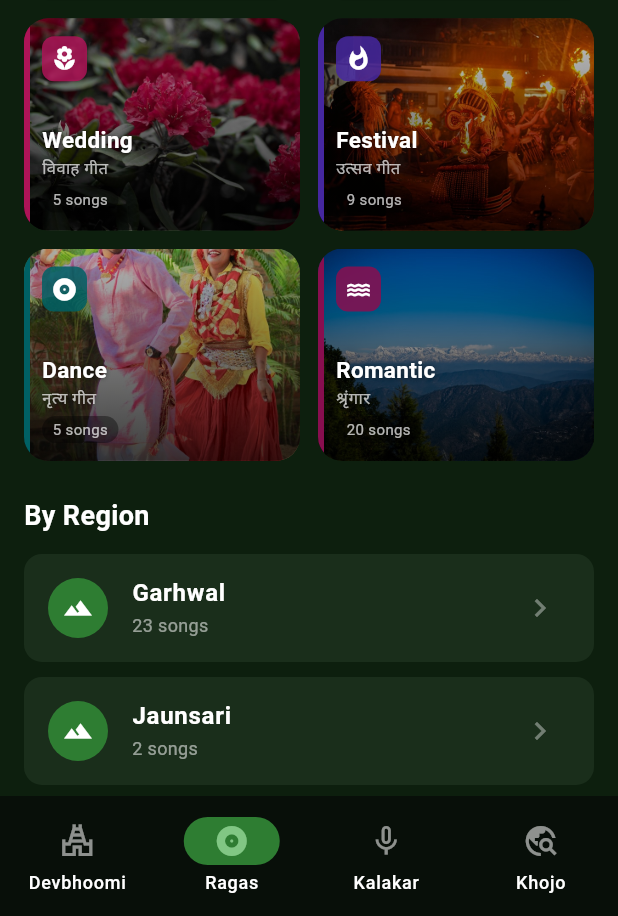
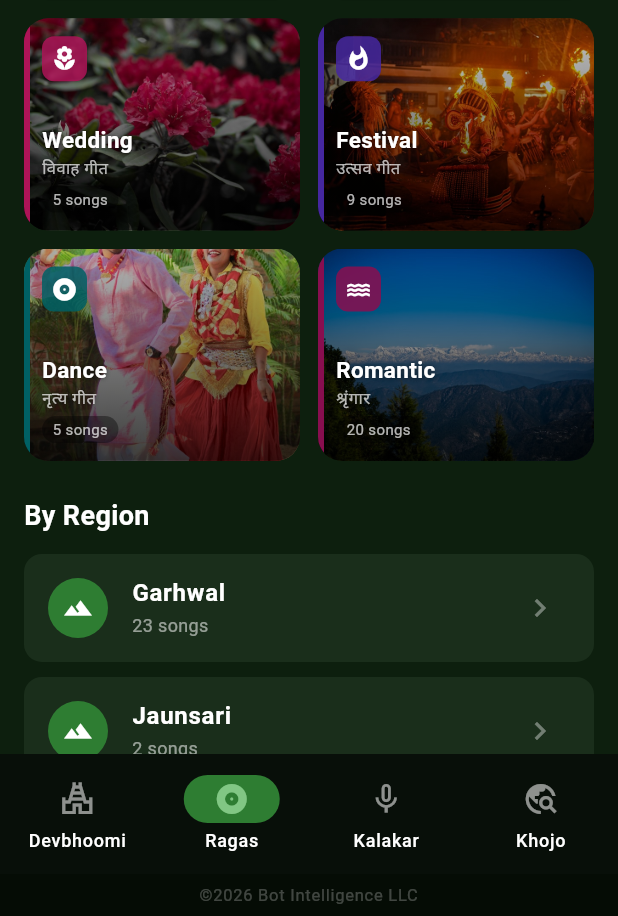
Before and after one commit to digamber-learn/Uttrakhandi-music-app, a Flutter app: the screen it shows after launch, item 2 of the bottom bar chosen, on a phone screen of 412 x 824 dp, the part 320-1236 px from its top. Run offline on Flutter 3.47's test engine with Material 3 defaults, Android fonts, the phone set to English and light mode, and no system bars; our stand-ins replace cached_network_image, just_audio, shared_preferences; network calls fail.

Commit message:
Add copyright footer: 2026 Bot Intelligence LLC

```diff
--- a/lib/screens/main_shell.dart
+++ b/lib/screens/main_shell.dart
@@ -39,31 +39,38 @@ class _MainShellState extends State<MainShell> {
             onDestinationSelected: (i) => setState(() => _index = i),
             destinations: const [
               NavigationDestination(
-                // Temples — Uttarakhand is "Devbhoomi" (Land of the Gods)
                 icon: Icon(Icons.temple_hindu_outlined, color: Colors.white54),
                 selectedIcon: Icon(Icons.temple_hindu, color: Color(0xFF81C784)),
                 label: 'Devbhoomi',
               ),
               NavigationDestination(
-                // Dhol-Damau drum — heart of Uttarakhand music
                 icon: Icon(Icons.album_outlined, color: Colors.white54),
                 selectedIcon: Icon(Icons.album, color: Color(0xFF81C784)),
                 label: 'Ragas',
               ),
               NavigationDestination(
-                // Kalakar — the singers / performers
                 icon: Icon(Icons.mic_none, color: Colors.white54),
                 selectedIcon: Icon(Icons.mic, color: Color(0xFF81C784)),
                 label: 'Kalakar',
               ),
               NavigationDestination(
-                // Compass — explore the mountains of music
                 icon: Icon(Icons.travel_explore, color: Colors.white54),
                 selectedIcon: Icon(Icons.travel_explore, color: Color(0xFF81C784)),
                 label: 'Khojo',
               ),
             ],
           ),
+          // Copyright footer
+          Container(
+            width: double.infinity,
+            color: const Color(0xFF050C05),
+            padding: const EdgeInsets.symmetric(vertical: 6),
+            child: const Text(
+              '©2026 Bot Intelligence LLC',
+              textAlign: TextAlign.center,
+              style: TextStyle(color: Colors.white24, fontSize: 11, letterSpacing: 0.5),
+            ),
+          ),
         ],
       ),
     );
```
